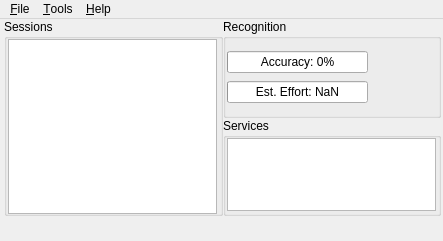
The window that res/ui/main-window.ui (smartboyhw/speechcontrol) describes before a commit, drawn with Qt 5.
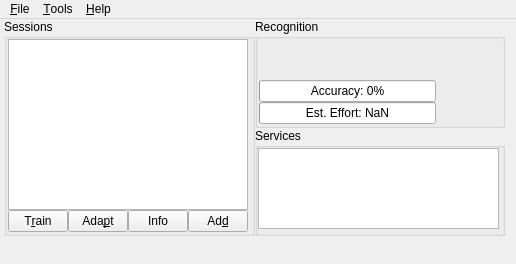
The same window after the commit. Icons and pictures are not drawn.

Commit message: Revamped main window's UI.

Diff of the .ui file:
```diff
--- a/res/ui/main-window.ui
+++ b/res/ui/main-window.ui
@@ -10,8 +10,8 @@
    <rect>
     <x>0</x>
     <y>0</y>
-    <width>443</width>
-    <height>241</height>
+    <width>516</width>
+    <height>264</height>
    </rect>
   </property>
   <property name="windowTitle">
@@ -24,23 +24,118 @@
   <property name="statusTip">
    <string>Ready.</string>
   </property>
-  <property name="tabShape">
-   <enum>QTabWidget::Rounded</enum>
-  </property>
-  <property name="unifiedTitleAndToolBarOnMac">
-   <bool>true</bool>
-  </property>
   <widget class="QWidget" name="centralwidget">
    <widget class="QWidget" name="gridLayoutWidget">
     <property name="geometry">
      <rect>
       <x>4</x>
       <y>0</y>
-      <width>437</width>
-      <height>197</height>
+      <width>501</width>
+      <height>217</height>
      </rect>
     </property>
-    <layout class="QGridLayout" name="gridLayout_2">
+    <layout class="QGridLayout" name="gLayoutMain">
+     <item row="0" column="0" rowspan="2">
+      <widget class="QGroupBox" name="groupBoxSessions">
+       <property name="title">
+        <string>Sessions</string>
+       </property>
+       <widget class="QWidget" name="gridLayoutWidget_2">
+        <property name="geometry">
+         <rect>
+          <x>4</x>
+          <y>20</y>
+          <width>241</width>
+          <height>193</height>
+         </rect>
+        </property>
+        <layout class="QGridLayout" name="gridLayoutSessions">
+         <item row="1" column="2">
+          <widget class="QPushButton" name="btnSessionAdapt">
+           <property name="statusTip">
+            <string>Adapt the selected model.</string>
+           </property>
+           <property name="text">
+            <string>Ada&amp;pt</string>
+           </property>
+          </widget>
+         </item>
+         <item row="1" column="5">
+          <widget class="QPushButton" name="btnSessionAdd">
+           <property name="statusTip">
+            <string>Adds a new session.</string>
+           </property>
+           <property name="text">
+            <string>Ad&amp;d</string>
+           </property>
+          </widget>
+         </item>
+         <item row="0" column="0" colspan="6">
+          <widget class="QListWidget" name="listWidgetSessions">
+           <property name="minimumSize">
+            <size>
+             <width>215</width>
+             <height>163</height>
+            </size>
+           </property>
+          </widget>
+         </item>
+         <item row="1" column="1">
+          <widget class="QPushButton" name="btnSessionTrain">
+           <property name="statusTip">
+            <string>Train a model with the selected session.</string>
+           </property>
+           <property name="text">
+            <string>T&amp;rain</string>
+           </property>
+          </widget>
+         </item>
+         <item row="1" column="4">
+          <spacer name="horizontalSpacer">
+           <property name="orientation">
+            <enum>Qt::Horizontal</enum>
+           </property>
+           <property name="sizeHint" stdset="0">
+            <size>
+             <width>40</width>
+             <height>20</height>
+            </size>
+           </property>
+          </spacer>
+         </item>
+         <item row="1" column="3">
+          <widget class="QPushButton" name="btnSessionInfo">
+           <property name="text">
+            <string>Info</string>
+           </property>
+          </widget>
+         </item>
+        </layout>
+       </widget>
+      </widget>
+     </item>
+     <item row="1" column="1">
+      <widget class="QGroupBox" name="groupBoxServices">
+       <property name="title">
+        <string>Services</string>
+       </property>
+       <widget class="QWidget" name="horizontalLayoutWidget">
+        <property name="geometry">
+         <rect>
+          <x>3</x>
+          <y>20</y>
+          <width>241</width>
+          <height>81</height>
+         </rect>
+        </property>
+        <layout class="QHBoxLayout" name="hLayoutServices">
+         <item>
+          <widget class="QListWidget" name="listWidgetService"/>
+         </item>
+        </layout>
+       </widget>
+      </widget>
+     </item>
      <item row="0" column="1">
       <widget class="QGroupBox" name="groupBoxRecognition">
        <property name="title">
@@ -51,15 +146,28 @@
          <rect>
           <x>4</x>
           <y>24</y>
-          <width>205</width>
-          <height>69</height>
+          <width>241</width>
+          <height>81</height>
          </rect>
         </property>
         <layout class="QHBoxLayout" name="horizontalLayout_2">
          <item>
           <layout class="QVBoxLayout" name="verticalLayout_2">
            <item>
-            <widget class="QProgressBar" name="progressBarAccuracy_2">
+            <spacer name="verticalSpacer">
+             <property name="orientation">
+              <enum>Qt::Vertical</enum>
+             </property>
+             <property name="sizeHint" stdset="0">
+              <size>
+               <width>20</width>
+               <height>40</height>
+              </size>
+             </property>
+            </spacer>
+           </item>
+           <item>
+            <widget class="QProgressBar" name="progressBarAccuracy">
              <property name="value">
               <number>0</number>
              </property>
@@ -115,40 +223,6 @@
        </widget>
       </widget>
      </item>
-     <item row="1" column="1">
-      <widget class="QGroupBox" name="groupBoxServices">
-       <property name="title">
-        <string>Services</string>
-       </property>
-       <widget class="QListWidget" name="listWidgetService">
-        <property name="geometry">
-         <rect>
-          <x>4</x>
-          <y>20</y>
-          <width>209</width>
-          <height>73</height>
-         </rect>
-        </property>
-       </widget>
-      </widget>
-     </item>
-     <item row="0" column="0" rowspan="2">
-      <widget class="QGroupBox" name="groupBoxSessions">
-       <property name="title">
-        <string>Sessions</string>
-       </property>
-       <widget class="QListWidget" name="listWidgetSessions">
-        <property name="geometry">
-         <rect>
-          <x>4</x>
-          <y>20</y>
-          <width>209</width>
-          <height>175</height>
-         </rect>
-        </property>
-       </widget>
-      </widget>
-     </item>
     </layout>
    </widget>
   </widget>
@@ -174,7 +248,7 @@
     <rect>
      <x>0</x>
      <y>0</y>
-     <width>443</width>
+     <width>516</width>
      <height>21</height>
     </rect>
    </property>
```
Left out of the diff: 33 changed lines with no effect on the pictures.
